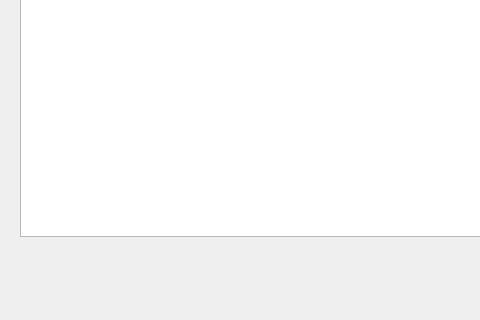
Above: qt_designs/goad.ui from Hasimir/foad before the change; both pictures show x 0 to 480 and y 574 to 894 of the 729 by 894 pixel window. Below: the same form after it.
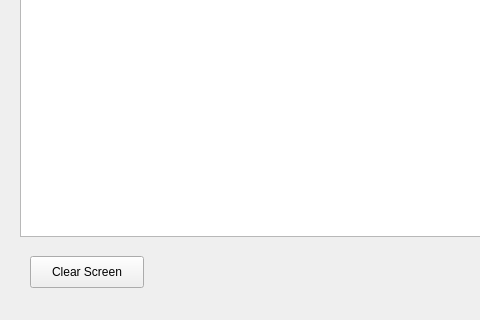
That is the form after the change.

Commit message: And buttons, this is a lot easier than Tkinter was.

Diff of the .ui file:
```diff
--- a/qt_designs/goad.ui
+++ b/qt_designs/goad.ui
@@ -163,6 +163,19 @@
     <set>QDialogButtonBox::Cancel|QDialogButtonBox::Ok</set>
    </property>
   </widget>
+  <widget class="QPushButton" name="pushButton">
+   <property name="geometry">
+    <rect>
+     <x>30</x>
+     <y>830</y>
+     <width>114</width>
+     <height>32</height>
+    </rect>
+   </property>
+   <property name="text">
+    <string>Clear Screen</string>
+   </property>
+  </widget>
   <widget class="QTextBrowser" name="textBrowser">
    <property name="geometry">
     <rect>
```
Left out of the diff: 1 changed line with no effect on the pictures.
